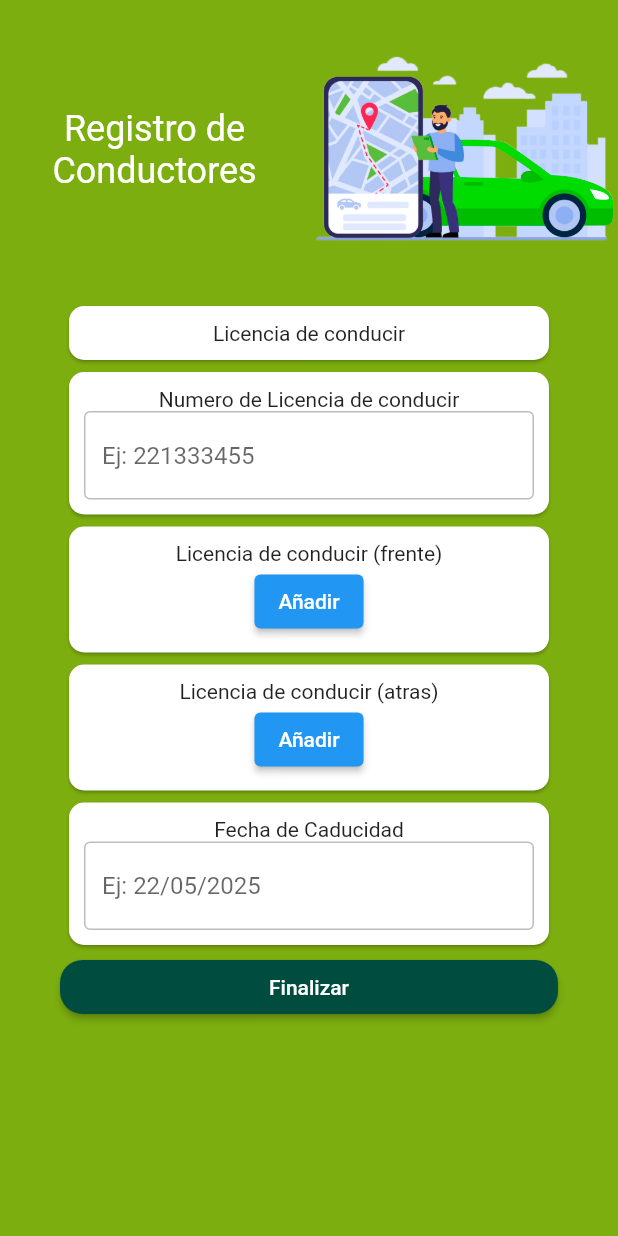
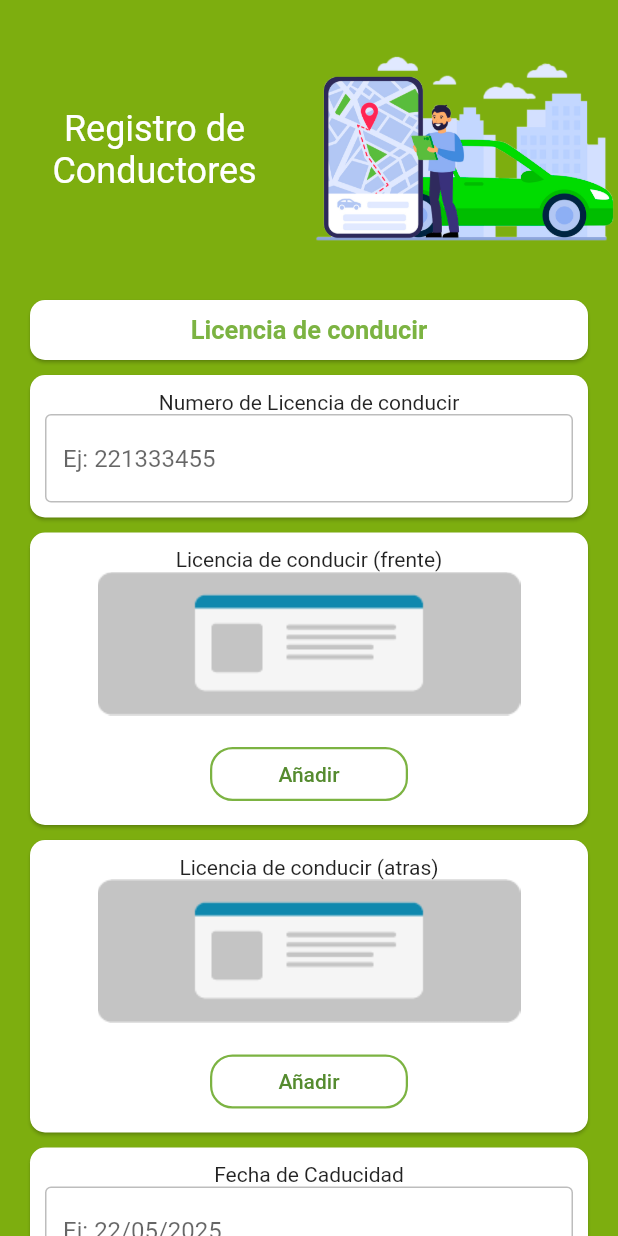
Before and after one commit to s3ba1999/GoSafeDriver, a Flutter app: the screen it shows after launch, after a tap on "Licencia de Conducir", on a phone screen of 412 x 824 dp. Run offline on Flutter 3.47's test engine with Material 2 defaults, Android fonts, the light colour scheme and no system bars; our stand-ins replace image_picker.

Commit message:
Done drivers licence ,identity card, and id confirmation views

```diff
--- a/lib/main.dart
+++ b/lib/main.dart
@@ -1,8 +1,10 @@
 import 'package:flutter/material.dart';
+import 'package:gosafe_driver/pages/confirmar_id_page.dart';
 import 'package:gosafe_driver/pages/intro_page.dart';
 import 'package:gosafe_driver/pages/licencia_page.dart';
 import 'package:gosafe_driver/pages/registro_page.dart';
 import 'package:gosafe_driver/pages/datosC1_page.dart';
+import 'package:gosafe_driver/pages/tarjeta_id_page.dart';
 
 void main() {
   runApp(MyApp());
@@ -23,6 +25,8 @@ class MyApp extends StatelessWidget {
         RegistroPage.id: (context) => RegistroPage(),
         Datos1Page.id: (context) => Datos1Page(),
         LicenciaPage.id: (context) => LicenciaPage(),
+        ConfirmarIDPage.id: (context) => ConfirmarIDPage(),
+        TargetaIDPage.id: (context) => TargetaIDPage(),
       },
     );
   }
--- a/lib/pages/licencia_page.dart
+++ b/lib/pages/licencia_page.dart
@@ -1,6 +1,8 @@
 import 'package:flutter/material.dart';
 import 'package:gosafe_driver/widgets/CenteredCard.dart';
 import 'package:gosafe_driver/widgets/ExpandedButton.dart';
+import 'package:gosafe_driver/widgets/customOutlinedButton.dart';
+import 'package:gosafe_driver/widgets/titleCard.dart';
 import 'package:gosafe_driver/widgets/widget_registro.dart';
 
 class LicenciaPage extends StatefulWidget {
@@ -16,17 +18,18 @@ class _LicenciaPageState extends State<LicenciaPage> {
     return SafeArea(
         child: Scaffold(
       backgroundColor: Color(0xff7DAE0F),
-      body: Column(
+      body: ListView(children: [Column(
         children: [
           HeaderRegistro(),
-          CenteredCard(children: [Text('Licencia de conducir')]),
+          TitleCard(text: 'Licencia de conducir'),
           licenciaInput(),
           licenciaConducir('frente'),
           licenciaConducir('atras'),
           fechaCaducidadInput(),
-          ExpandedButton(child: Text('Finalizar'))
+          ExpandedButton(child: Text('Finalizar')),
+           SizedBox(height: 15.0,),
         ],
-      ),
+      )],),
     ));
   }
 
@@ -69,9 +72,12 @@ class _LicenciaPageState extends State<LicenciaPage> {
   Widget licenciaConducir(String posicion) {
     return (CenteredCard(children: [
       Text('Licencia de conducir ' + '(' + posicion + ')'),
-      ElevatedButton(
-        onPressed: () {},
-        child: Text('Añadir'),
+      Image(image: AssetImage('assets/images/id_small.png'),),
+       SizedBox(height: 15.0,),
+      CustomOutlinedButton(
+
+        child: Text('Añadir',style: TextStyle(color: Colors.lightGreen[800]),),
+        onPressed: (){},
       )
     ]));
   }
--- a/lib/pages/registro_page.dart
+++ b/lib/pages/registro_page.dart
@@ -1,7 +1,9 @@
 import 'package:flutter/material.dart';
+import 'package:gosafe_driver/pages/confirmar_id_page.dart';
 import 'package:gosafe_driver/pages/intro_page.dart';
 import 'package:gosafe_driver/pages/datosC1_page.dart';
 import 'package:gosafe_driver/pages/licencia_page.dart';
+import 'package:gosafe_driver/pages/tarjeta_id_page.dart';
 import 'package:gosafe_driver/widgets/widget_registro.dart';
 
 class RegistroPage extends StatefulWidget {
@@ -42,8 +44,8 @@ class _RegistroPageState extends State<RegistroPage> {
                     ),
                     TarjetaR(route : Datos1Page.id,nombre : 'Datos del conductor'),
                     TarjetaR(route : LicenciaPage.id,nombre : 'Licencia de Conducir'),
-                    TarjetaR(route : IntroPage.id,nombre : 'Tarjeta de identificación'),
-                    TarjetaR(route : IntroPage.id,nombre : 'Confirmación de ID'),
+                    TarjetaR(route : TargetaIDPage.id,nombre : 'Tarjeta de identificación'),
+                    TarjetaR(route : ConfirmarIDPage.id,nombre : 'Confirmación de ID'),
                     TarjetaR(route : IntroPage.id,nombre : 'Información acerca del vehículo'),
                     TarjetaR(route : IntroPage.id,nombre : 'SOAT'),
                   ],
--- a/lib/widgets/CenteredCard.dart
+++ b/lib/widgets/CenteredCard.dart
@@ -1,20 +1,22 @@
 import 'package:flutter/material.dart';
+
 class CenteredCard extends StatelessWidget {
   final List<Widget> children;
-  const CenteredCard({ this.children}) ;
+  const CenteredCard({this.children});
 
   @override
   Widget build(BuildContext context) {
     return Card(
-            child: Padding(
-                padding: EdgeInsets.all(10),
-                child: SizedBox(
-                    width: 300.0,
-                    child: Center(
-                      child: Column(children: children),
-                    ))),
-            shape:
-                RoundedRectangleBorder(borderRadius: BorderRadius.circular(10)),
-          );
+      child: Padding(
+          padding: EdgeInsets.all(10),
+          child: Center(
+            child: SizedBox(
+              child: Column(children: children),
+              width: double.infinity,
+            ),
+          )),
+      shape: RoundedRectangleBorder(borderRadius: BorderRadius.circular(10)),
+      margin: EdgeInsets.only(top: 0, bottom: 10, right: 20, left: 20),
+    );
   }
 }
--- a/lib/widgets/ExpandedButton.dart
+++ b/lib/widgets/ExpandedButton.dart
@@ -1,20 +1,26 @@
 import 'package:flutter/material.dart';
+
 class ExpandedButton extends StatelessWidget {
   final Widget child;
-  const ExpandedButton({Key key,this.child}) : super(key: key);
+  const ExpandedButton({Key key, this.child}) : super(key: key);
 
   @override
   Widget build(BuildContext context) {
     return ElevatedButton(
-            onPressed: () {},
-            child: SizedBox(child: Center(child:this.child,),width: 300,),
-            style: ButtonStyle(
-                shape: MaterialStateProperty.all<OutlinedBorder>(
-                  RoundedRectangleBorder(
-                      borderRadius: BorderRadius.circular(15)),
-                ),
-                backgroundColor:
-                    MaterialStateProperty.all<Color>(Colors.teal[900])),
-          );
+      onPressed: () {},
+      child: SizedBox(
+        child: Center(
+          child: this.child,
+        ),
+        width: 300,
+      ),
+      style: ButtonStyle(
+          side: MaterialStateProperty.all<BorderSide>(
+              BorderSide(width: 1.0, color: Colors.white)),
+          shape: MaterialStateProperty.all<OutlinedBorder>(
+            RoundedRectangleBorder(borderRadius: BorderRadius.circular(15)),
+          ),
+          backgroundColor: MaterialStateProperty.all<Color>(Colors.teal[900])),
+    );
   }
 }
--- /dev/null
+++ b/lib/widgets/customOutlinedButton.dart
@@ -0,0 +1,29 @@
+import 'package:flutter/material.dart';
+
+class CustomOutlinedButton extends StatelessWidget {
+  final Widget child;
+  final Function onPressed;
+  const CustomOutlinedButton({Key key, this.child, this.onPressed})
+      : super(key: key);
+
+  @override
+  Widget build(BuildContext context) {
+    return OutlinedButton(
+      onPressed: this.onPressed,
+      child: SizedBox(
+        child: Center(
+          child: this.child,
+        ),
+        width: 100.0,
+      ),
+      style: ButtonStyle(
+        side: MaterialStateProperty.all<BorderSide>(
+            BorderSide(width: 1.5, color: Colors.lightGreen[600])),
+        shape: MaterialStateProperty.all<OutlinedBorder>(
+          RoundedRectangleBorder(borderRadius: BorderRadius.circular(15)),
+        ),
+        // backgroundColor: MaterialStateProperty.all<Color>(Colors.white)
+      ),
+    );
+  }
+}
--- /dev/null
+++ b/lib/widgets/titleCard.dart
@@ -0,0 +1,20 @@
+import 'package:flutter/material.dart';
+import 'package:gosafe_driver/widgets/CenteredCard.dart';
+
+class TitleCard extends StatelessWidget {
+  final String text;
+  const TitleCard({Key key, this.text}) : super(key: key);
+
+  @override
+  Widget build(BuildContext context) {
+    return CenteredCard(children: [
+      Text(
+        this.text,
+        style: TextStyle(
+            color: Colors.lightGreen[600],
+            fontWeight: FontWeight.bold,
+            fontSize: 17.0),
+      )
+    ]);
+  }
+}
```
Also changed, not shown: lib/pages/confirmar_id_page.dart (added, +63 -0 lines), lib/pages/tarjeta_id_page.dart (added, +50 -0 lines), assets/images/id_big.png (added), assets/images/id_small.png (added), assets/images/mi_foto_example.png (added).
